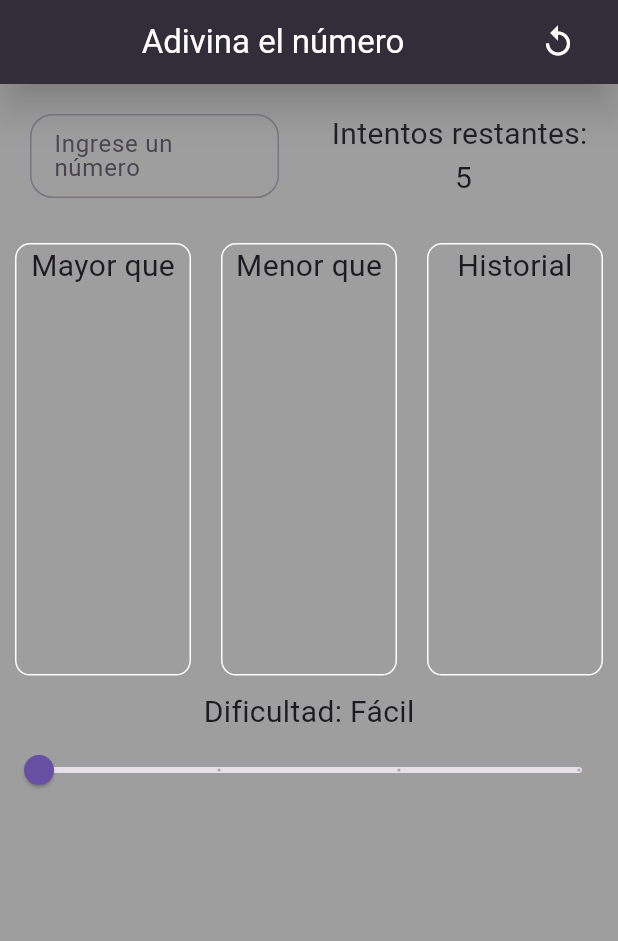
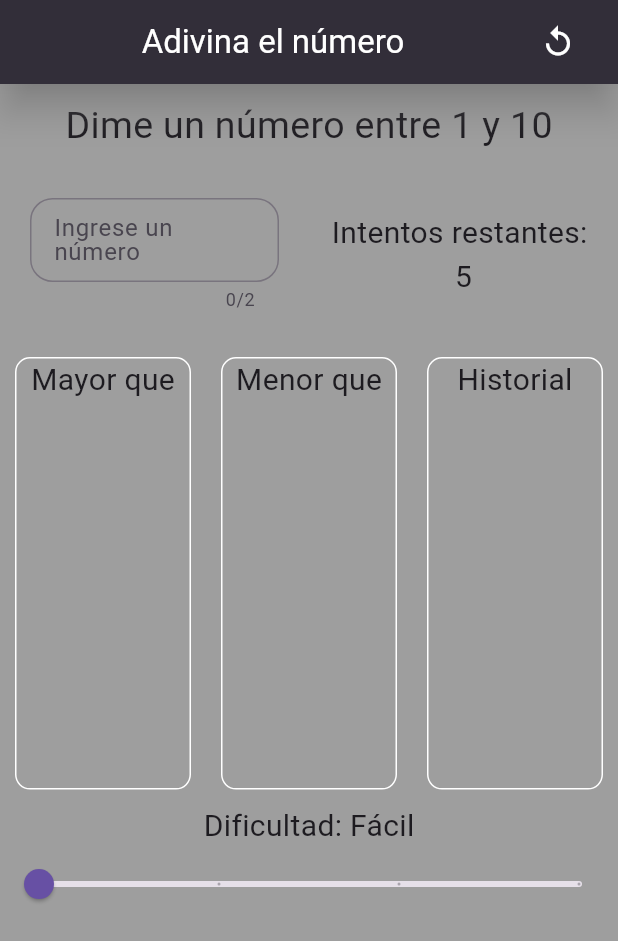
Before and after one commit to Doble-VV/adivina_el_numero, a Flutter app: the screen it shows after launch, on a phone screen of 412 x 824 dp. Shown: the top 941 px of the screen. Run offline on Flutter 3.47's test engine with Material 3 defaults, Android fonts, the phone set to English and light mode, and no system bars.

Commit message:
Logica completa

```diff
--- /dev/null
+++ b/lib/functions/logic.dart
@@ -0,0 +1,66 @@
+import 'dart:math';
+
+import 'package:flutter/material.dart';
+
+class Logic {
+  static String dificultad(int value) {
+    return value == 0
+        ? 'Fácil'
+        : value == 1
+            ? 'Medio'
+            : value == 2
+                ? 'Avanzado'
+                : 'Extremo';
+  }
+
+  static List generarNumero(String dificultad) {
+    var random = Random();
+    switch (dificultad) {
+      case 'Fácil':
+        return [random.nextInt(10) + 1, 5, '##', '10', 2];
+      case 'Medio':
+        return [random.nextInt(20) + 1, 8, '##', '20', 2];
+      case 'Avanzado':
+        return [random.nextInt(100) + 1, 15, '###', '100', 3];
+      case 'Extremo':
+        return [random.nextInt(1000) + 1, 25, '####', '1000', 4];
+      default:
+        return [random.nextInt(10) + 1, 5, '##', '10', 2];
+    }
+  }
+
+  static List<dynamic> validarNumero(
+      String numeroElegido,
+      int numeroBuscado,
+      int intentos,
+      List<Widget> mayor,
+      List<Widget> menor,
+      List<Widget> historial) {
+    if (intentos - 1 != 0) {
+      int? numeroIngresado = int.tryParse(numeroElegido);
+      if (numeroIngresado != null) {
+        if (numeroIngresado > numeroBuscado) {
+          menor
+              .add(Text(numeroElegido, style: const TextStyle(fontSize: 20.0)));
+          intentos -= 1;
+        } else if (numeroIngresado < numeroBuscado) {
+          mayor
+              .add(Text(numeroElegido, style: const TextStyle(fontSize: 20.0)));
+          intentos -= 1;
+        } else {
+          historial.add(Text(numeroBuscado.toString(),
+              style: const TextStyle(
+                  fontSize: 20.0, color: Color.fromARGB(255, 27, 90, 29))));
+          return [intentos, mayor, menor, historial, 'Bien'];
+        }
+      }
+    } else {
+      intentos -= 1;
+      historial.add(Text(numeroBuscado.toString(),
+          style: const TextStyle(
+              fontSize: 20.0, color: Color.fromARGB(255, 167, 13, 13))));
+      return [intentos, mayor, menor, historial, 'Mal'];
+    }
+    return [intentos, mayor, menor, historial, 'Mal'];
+  }
+}
--- a/lib/functions/validacion.dart
+++ /dev/null
@@ -1,37 +0,0 @@
-import 'dart:math';
-
-class Numero {
-  static List generarNumero(String dificultad) {
-    var random = Random();
-    switch (dificultad) {
-      case 'Fácil':
-        return [random.nextInt(10) + 1, '5'];
-      case 'Medio':
-        return [random.nextInt(20) + 1, '8'];
-      case 'Avanzado':
-        return [random.nextInt(100) + 1, '15'];
-      case 'Extremo':
-        return [random.nextInt(1000) + 1, '25'];
-      default:
-        return [random.nextInt(10) + 1, '5'];
-    }
-  }
-
-  static String validarNumero(int numeroElegido, int numeroBuscado) {
-    return numeroElegido > numeroBuscado
-        ? 'Menor'
-        : numeroElegido < numeroBuscado
-            ? 'Mayor'
-            : 'Igual';
-  }
-
-  static String dificultad(int value) {
-    return value == 0
-        ? 'Fácil'
-        : value == 1
-            ? 'Medio'
-            : value == 2
-                ? 'Avanzado'
-                : 'Extremo';
-  }
-}
--- a/lib/main.dart
+++ b/lib/main.dart
@@ -10,7 +10,7 @@ class MainApp extends StatelessWidget {
 
   @override
   Widget build(BuildContext context) {
-    return const MaterialApp(
+    return MaterialApp(
       home: Home(),
       debugShowCheckedModeBanner: false,
     );
--- a/lib/pages/home/home.dart
+++ b/lib/pages/home/home.dart
@@ -1,23 +1,62 @@
-import 'package:adivina_el_numero/functions/validacion.dart';
+import 'package:adivina_el_numero/functions/logic.dart';
 import 'package:adivina_el_numero/widgets/custom_appbar.dart';
 import 'package:flutter/material.dart';
 
 class Home extends StatefulWidget {
   const Home({super.key});
-
   @override
   State<Home> createState() => _HomeState();
 }
 
 class _HomeState extends State<Home> {
+  final TextEditingController _numeroController = TextEditingController();
   double _slideValue = 0;
-  String _intentos = '';
+  int _intentos = 0;
   String _dificultad = 'Fácil';
+  String _hint = '';
+  String _rango = '';
+  int _length = 2;
+  int _numeroBuscado = 0;
+  List<Widget> menor = [
+    const Text('Menor que', style: TextStyle(fontSize: 20))
+  ];
+  List<Widget> mayor = [
+    const Text(
+      'Mayor que',
+      style: TextStyle(fontSize: 20.0),
+    ),
+  ];
+  List<Widget> historial = [
+    const Text(
+      'Historial',
+      style: TextStyle(fontSize: 20.0),
+    ),
+  ];
 
   @override
   void initState() {
     super.initState();
-    _intentos = Numero.generarNumero(_dificultad)[1];
+    _intentos = Logic.generarNumero(_dificultad)[1];
+    _hint = Logic.generarNumero(_dificultad)[2];
+    _rango = Logic.generarNumero(_dificultad)[3];
+    _length = Logic.generarNumero(_dificultad)[4];
+    _numeroBuscado = Logic.generarNumero(_dificultad)[0];
+    print('Busca: $_numeroBuscado');
+  }
+
+  reinicio() {
+    setState(() {
+      _dificultad = Logic.dificultad(_slideValue.toInt());
+      _numeroBuscado = Logic.generarNumero(_dificultad)[0];
+      _intentos = Logic.generarNumero(_dificultad)[1];
+      _hint = Logic.generarNumero(_dificultad)[2];
+      _rango = Logic.generarNumero(_dificultad)[3];
+      _length = Logic.generarNumero(_dificultad)[4];
+      _numeroController.clear();
+      menor = [const Text('Menor que', style: TextStyle(fontSize: 20))];
+      mayor = [const Text('Mayor que', style: TextStyle(fontSize: 20.0))];
+      print('Busca: $_numeroBuscado');
+    });
   }
 
   @override
@@ -34,22 +73,50 @@ class _HomeState extends State<Home> {
             children: [
               Column(
                 children: [
+                  Padding(
+                    padding: const EdgeInsets.only(top: 10.0, bottom: 10.0),
+                    child: Text(
+                      'Dime un número entre 1 y $_rango',
+                      style: const TextStyle(
+                        fontSize: 25,
+                      ),
+                    ),
+                  ),
                   Row(
                     children: [
                       Expanded(
                         child: Padding(
                           padding: const EdgeInsets.all(20.0),
                           child: TextFormField(
+                            controller: _numeroController,
                             keyboardType: TextInputType.number,
+                            maxLength: _length,
+                            onFieldSubmitted: (String value) {
+                              setState(() {
+                                List<dynamic> result = Logic.validarNumero(
+                                  value,
+                                  _numeroBuscado,
+                                  _intentos,
+                                  mayor,
+                                  menor,
+                                  historial,
+                                );
+                                _intentos = result[0];
+                                mayor = result[1];
+                                menor = result[2];
+                                historial = result[3];
+                                result[4] == 'Bien'
+                                    ? reinicio()
+                                    : _intentos == 0
+                                        ? reinicio()
+                                        : null;
+                              });
+                            },
                             decoration: InputDecoration(
                               label: const Text('Ingrese un número'),
-                              hintText: '####',
+                              hintText: _hint,
                               border: OutlineInputBorder(
                                 borderRadius: BorderRadius.circular(15.0),
-                                borderSide: const BorderSide(
-                                  color: Color.fromARGB(255, 6, 96, 10),
-                                  width: 5.0,
-                                ),
                               ),
                             ),
                           ),
@@ -63,7 +130,7 @@ class _HomeState extends State<Home> {
                               style: TextStyle(fontSize: 20.0),
                             ),
                             Text(
-                              _intentos,
+                              _intentos.toString(),
                               style: const TextStyle(fontSize: 20.0),
                             ),
                           ],
@@ -84,13 +151,8 @@ class _HomeState extends State<Home> {
                                 Radius.circular(10.0),
                               ),
                             ),
-                            child: const Column(
-                              children: [
-                                Text(
-                                  'Mayor que',
-                                  style: TextStyle(fontSize: 20.0),
-                                ),
-                              ],
+                            child: Column(
+                              children: mayor,
                             ),
                           ),
                         ),
@@ -106,13 +168,8 @@ class _HomeState extends State<Home> {
                                 Radius.circular(10.0),
                               ),
                             ),
-                            child: const Column(
-                              children: [
-                                Text(
-                                  'Menor que',
-                                  style: TextStyle(fontSize: 20.0),
-                                ),
-                              ],
+                            child: Column(
+                              children: menor,
                             ),
                           ),
                         ),
@@ -128,13 +185,8 @@ class _HomeState extends State<Home> {
                                 Radius.circular(10.0),
                               ),
                             ),
-                            child: const Column(
-                              children: [
-                                Text(
-                                  'Historial',
-                                  style: TextStyle(fontSize: 20.0),
-                                ),
-                              ],
+                            child: Column(
+                              children: historial,
                             ),
                           ),
                         ),
@@ -153,9 +205,8 @@ class _HomeState extends State<Home> {
                     onChanged: (double value) {
                       setState(() {
                         _slideValue = value;
-                        _dificultad = Numero.dificultad(value.toInt());
-                        _intentos = Numero.generarNumero(_dificultad)[1];
                       });
+                      reinicio();
                     },
                   ),
                 ],
```
